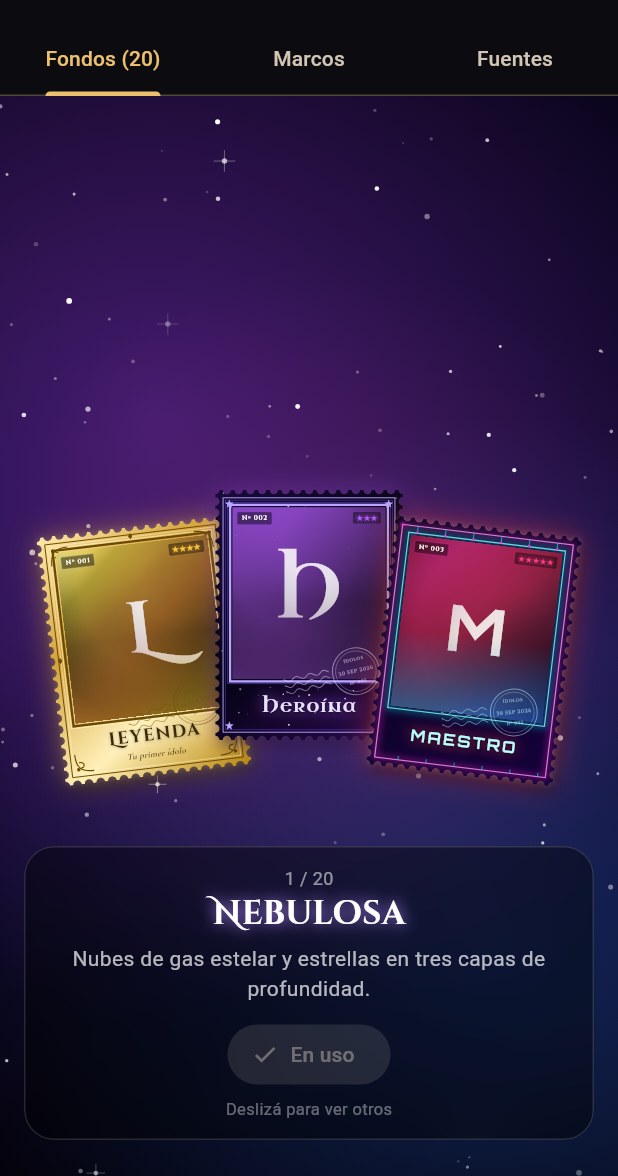
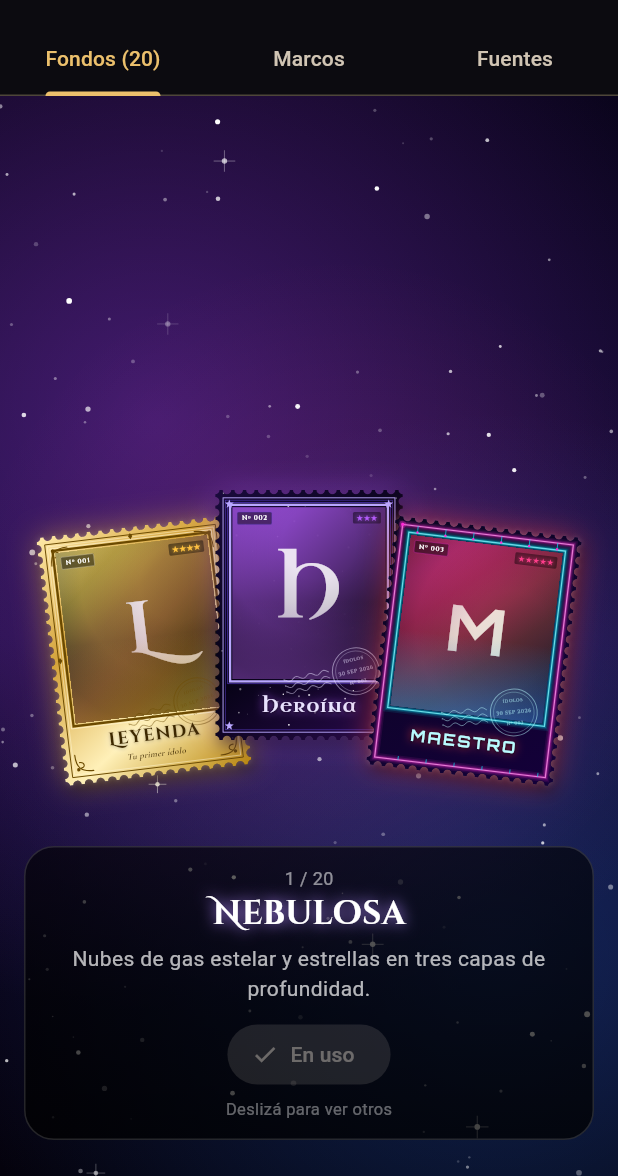
Before and after one commit to BrunoGoat/Idol-collection, a Flutter app: the SettingsScreen screen opened directly, after a tap on "Fondo del tablero", on a phone screen of 412 x 824 dp, the part 60-1236 px from its top. Run offline on Flutter 3.47's test engine with Material 3 defaults, Android fonts, the phone set to English and light mode, and no system bars; our stand-ins replace audioplayers, flutter_markdown_plus, flutter_secure_storage, image_picker, sensors_plus, share_plus and 2 more; accounts and stored records are empty.

Commit message:
Rendimiento: sin blurs por frame al hacer zoom ni con una carta abierta
- El brillo, la sombra y el filo de cada carta se desenfocan una sola vez
  como imagen y después solo se tiñen y estiran: antes el blur se recalculaba
  en cada frame y su costo crecía con el zoom.
- Holograma y reflejo con mezcla normal en vez de overlay/plus, que en
  Android obligaban a copiar la pantalla por cada carta.
- Cada carta y la capa del tablero tienen su RepaintBoundary: mover la
  cámara ya no redibuja las cartas.
- Con una carta abierta, el fondo es una foto del tablero desenfocada una
  sola vez y la ruta es opaca: el tablero deja de dibujarse y animarse.
- Sin BackdropFilter en los paneles y sin blur en neón, constelaciones,
  brasas, tormenta y partículas de la revelación.
- Nuevo "Modo fluido" en Ajustes para teléfonos lentos.

Co-Authored-By: Claude Opus 5.5 <noreply@anthropic.com>
Claude-Session: https://claude.ai/code/session_01JunBDYvQ8hgRUxmMrir1Wu

```diff
--- a/app/lib/board/board_layers.dart
+++ b/app/lib/board/board_layers.dart
@@ -79,9 +79,9 @@ class ConstellationPainter extends CustomPainter {
         sa,
         sb,
         Paint()
-          ..color = color.withValues(alpha: 0.10 + 0.08 * pulse)
-          ..strokeWidth = 3 + 4 * cam.zoom
-          ..maskFilter = const MaskFilter.blur(BlurStyle.normal, 4),
+          ..color = color.withValues(alpha: 0.06 + 0.05 * pulse)
+          ..strokeWidth = 6 + 6 * cam.zoom
+          ..strokeCap = StrokeCap.round,
       );
       canvas.drawLine(
         sa,
--- a/app/lib/data/settings.dart
+++ b/app/lib/data/settings.dart
@@ -16,6 +16,9 @@ class AppSettings extends ChangeNotifier {
   bool tiltHolo = true;
   bool constellations = true;
 
+  /// Congela las animaciones de las cartas en el tablero (para teléfonos lentos).
+  bool smooth = false;
+
   late SharedPreferences _prefs;
 
   bool get isConfigured => token.isNotEmpty && owner.isNotEmpty && repo.isNotEmpty && branch.isNotEmpty;
@@ -31,6 +34,7 @@ class AppSettings extends ChangeNotifier {
     idolOfTheDay = _prefs.getBool('idolOfTheDay') ?? idolOfTheDay;
     tiltHolo = _prefs.getBool('tiltHolo') ?? tiltHolo;
     constellations = _prefs.getBool('constellations') ?? constellations;
+    smooth = _prefs.getBool('smooth') ?? smooth;
     try {
       token = await _secure.read(key: 'github_token') ?? '';
     } catch (_) {
@@ -62,6 +66,8 @@ class AppSettings extends ChangeNotifier {
         tiltHolo = value;
       case 'constellations':
         constellations = value;
+      case 'smooth':
+        smooth = value;
     }
     await _prefs.setBool(key, value);
     notifyListeners();
--- a/app/lib/screens/reveal_overlay.dart
+++ b/app/lib/screens/reveal_overlay.dart
@@ -265,9 +265,7 @@ class _BurstPainter extends CustomPainter {
       canvas.drawCircle(
         p,
         1.5 + rnd.nextDouble() * 3,
-        Paint()
-          ..color = col.withValues(alpha: alpha)
-          ..maskFilter = const MaskFilter.blur(BlurStyle.normal, 2),
+        Paint()..color = col.withValues(alpha: alpha),
       );
     }
     final ring = Curves.easeOut.transform((progress * 2).clamp(0.0, 1.0));
--- a/app/lib/screens/settings_screen.dart
+++ b/app/lib/screens/settings_screen.dart
@@ -117,6 +117,13 @@ class _SettingsScreenState extends State<SettingsScreen> {
                 subtitle: const Text('Las cartas brillan al mover el teléfono'),
                 value: settings.tiltHolo,
                 onChanged: (v) => settings.setFlag('tiltHolo', v),
+              ),
+              SwitchListTile(
+                secondary: const Icon(Icons.speed),
+                title: const Text('Modo fluido'),
+                subtitle: const Text('Las cartas del tablero quedan quietas (la carta abierta sigue animada). Útil si el teléfono va lento.'),
+                value: settings.smooth,
+                onChanged: (v) => settings.setFlag('smooth', v),
               ),
               SwitchListTile(
                 secondary: const Icon(Icons.volume_up),
--- a/app/lib/widgets/glass.dart
+++ b/app/lib/widgets/glass.dart
@@ -1,8 +1,10 @@
-import 'dart:ui';
-
 import 'package:flutter/material.dart';
 
-/// Panel de vidrio esmerilado para los controles sobre el tablero.
+/// Panel oscuro translúcido para los controles sobre el tablero.
+///
+/// Antes era vidrio esmerilado (BackdropFilter), pero desenfocar el fondo
+/// animado en cada frame es caro en Android; un tono oscuro con degradé se ve
+/// casi igual.
 class Glass extends StatelessWidget {
   const Glass({super.key, required this.child, this.padding = const EdgeInsets.all(12), this.radius = 20});
 
@@ -12,20 +14,18 @@ class Glass extends StatelessWidget {
 
   @override
   Widget build(BuildContext context) {
-    return ClipRRect(
-      borderRadius: BorderRadius.circular(radius),
-      child: BackdropFilter(
-        filter: ImageFilter.blur(sigmaX: 14, sigmaY: 14),
-        child: Container(
-          padding: padding,
-          decoration: BoxDecoration(
-            color: Colors.black.withValues(alpha: 0.42),
-            borderRadius: BorderRadius.circular(radius),
-            border: Border.all(color: Colors.white.withValues(alpha: 0.14)),
-          ),
-          child: child,
+    return Container(
+      padding: padding,
+      decoration: BoxDecoration(
+        gradient: LinearGradient(
+          begin: Alignment.topCenter,
+          end: Alignment.bottomCenter,
+          colors: [Colors.black.withValues(alpha: 0.62), Colors.black.withValues(alpha: 0.74)],
         ),
+        borderRadius: BorderRadius.circular(radius),
+        border: Border.all(color: Colors.white.withValues(alpha: 0.14)),
       ),
+      child: child,
     );
   }
 }
--- a/app/lib/widgets/stamp_card.dart
+++ b/app/lib/widgets/stamp_card.dart
@@ -184,7 +184,7 @@ class _NameBand extends StatelessWidget {
   Widget build(BuildContext context) {
     final glow = rarityGlowColor(idol.rarity, 0);
     final shadows = [
-      Shadow(color: frame.isDark ? glow.withValues(alpha: 0.9) : Colors.white.withValues(alpha: 0.8), blurRadius: 10),
+      Shadow(color: frame.isDark ? glow.withValues(alpha: 0.9) : Colors.white.withValues(alpha: 0.8), blurRadius: 7),
       Shadow(color: Colors.black.withValues(alpha: frame.isDark ? 0.8 : 0.25), blurRadius: 2, offset: const Offset(0, 1)),
     ];
     return Column(
--- a/app/lib/widgets/stamp_painters.dart
+++ b/app/lib/widgets/stamp_painters.dart
@@ -58,6 +58,67 @@ Color rarityGlowColor(Rarity rarity, double t) {
 // Brillo exterior
 // ---------------------------------------------------------------------------
 
+/// Brillo, sombra y filo pre-renderizados una sola vez como imágenes.
+///
+/// Un `MaskFilter.blur` se recalcula en cada frame y su costo crece con el
+/// zoom (a 4× cuesta 16 veces más). Como el contorno de la estampilla es
+/// siempre el mismo, lo desenfocamos una vez y después solo lo teñimos del
+/// color de la rareza y lo estiramos: el resultado se ve igual y es barato.
+class GlowImages {
+  GlowImages._();
+
+  static const double margin = 70;
+  static const double _scale = 1.5;
+  static const Rect dst = Rect.fromLTWH(-margin, -margin, kCardW + margin * 2, kCardH + margin * 2);
+
+  static ui.Image? _glow, _rim, _shadow;
+
+  static ui.Image get glow => _glow ??= _render((c) => c.drawPath(
+        stampPath(),
+        Paint()
+          ..color = Colors.white
+          ..maskFilter = const MaskFilter.blur(BlurStyle.outer, 20),
+      ));
+
+  static ui.Image get rim => _rim ??= _render((c) => c.drawPath(
+        stampPath(),
+        Paint()
+          ..color = Colors.white
+          ..maskFilter = const MaskFilter.blur(BlurStyle.outer, 4),
+      ));
+
+  static ui.Image get shadow => _shadow ??= _render((c) => c.drawPath(
+        stampPath().shift(const Offset(4, 9)),
+        Paint()
+          ..color = Colors.black
+          ..maskFilter = const MaskFilter.blur(BlurStyle.normal, 10),
+      ));
+
+  static ui.Image _render(void Function(Canvas) draw) {
+    final recorder = ui.PictureRecorder();
+    final canvas = Canvas(recorder)
+      ..scale(_scale)
+      ..translate(margin, margin);
+    draw(canvas);
+    return recorder.endRecording().toImageSync(
+      (dst.width * _scale).ceil(),
+      (dst.height * _scale).ceil(),
+    );
+  }
+
+  /// Dibuja una de las imágenes teñida de [color] (el alfa del color manda).
+  static void paint(Canvas canvas, ui.Image image, Color color) {
+    canvas.drawImageRect(
+      image,
+      Rect.fromLTWH(0, 0, image.width.toDouble(), image.height.toDouble()),
+      dst,
+      Paint()
+        ..filterQuality = FilterQuality.low
+        ..colorFilter = ColorFilter.mode(color, BlendMode.srcIn),
+    );
+  }
+}
+
 class GlowPainter extends CustomPainter {
   GlowPainter({required this.rarity, required this.time, this.selected = false, this.boost = 1})
       : super(repaint: time);
@@ -70,31 +131,15 @@ class GlowPainter extends CustomPainter {
   @override
   void paint(Canvas canvas, Size size) {
     final t = time.value;
-    final path = stampPath();
     // Sombra de apoyo.
-    canvas.drawPath(
-      path.shift(const Offset(4, 9)),
-      Paint()
-        ..color = Colors.black.withValues(alpha: 0.55)
-        ..maskFilter = const MaskFilter.blur(BlurStyle.normal, 10),
-    );
+    GlowImages.paint(canvas, GlowImages.shadow, Colors.black.withValues(alpha: 0.55));
     final pulse = 0.6 + 0.4 * math.sin(t * rarity.pulseSpeed * 2.1);
     final strength = (rarity.glow * pulse * boost).clamp(0.0, 1.0);
     if (strength > 0.02) {
       final color = rarityGlowColor(rarity, t);
-      canvas.drawPath(
-        path,
-        Paint()
-          ..color = color.withValues(alpha: 0.85 * strength)
-          ..maskFilter = MaskFilter.blur(BlurStyle.outer, 10 + 16 * strength),
-      );
+      GlowImages.paint(canvas, GlowImages.glow, color.withValues(alpha: (0.95 * strength).clamp(0.0, 1.0)));
       if (rarity.index >= Rarity.legendary.index) {
-        canvas.drawPath(
-          path,
-          Paint()
-            ..color = Colors.white.withValues(alpha: 0.35 * strength)
-            ..maskFilter = const MaskFilter.blur(BlurStyle.outer, 4),
-        );
+        GlowImages.paint(canvas, GlowImages.rim, Colors.white.withValues(alpha: 0.35 * strength));
       }
     }
     if (selected) {
@@ -242,14 +287,16 @@ class PaperPainter extends CustomPainter {
     if (frame.fx == FrameFx.neon) {
       final flick = 0.8 + 0.2 * math.sin(t * 13) * math.sin(t * 7.3);
       for (final (rect, color) in [(outer, frame.border2), (win, frame.border)]) {
-        canvas.drawRect(
-          rect,
-          Paint()
-            ..style = PaintingStyle.stroke
-            ..strokeWidth = 5
-            ..color = color.withValues(alpha: 0.6 * flick)
-            ..maskFilter = const MaskFilter.blur(BlurStyle.normal, 5),
-        );
+        // Resplandor del neón con trazos anchos y translúcidos (sin blur).
+        for (final (width, alpha) in const [(11.0, 0.12), (7.0, 0.2), (4.0, 0.35)]) {
+          canvas.drawRect(
+            rect,
+            Paint()
+              ..style = PaintingStyle.stroke
+              ..strokeWidth = width
+              ..color = color.withValues(alpha: alpha * flick),
+          );
+        }
         canvas.drawRect(
           rect,
           Paint()
@@ -343,13 +390,9 @@ class PaperPainter extends CustomPainter {
           canvas.drawLine(Offset(x + 10, kCardH - 10), Offset(x + 10, kCardH - 15), p);
         }
         final pulse = (t * 0.5) % 1.0;
-        canvas.drawCircle(
-          Offset(10 + (kCardW - 20) * pulse, 10),
-          2.2,
-          Paint()
-            ..color = frame.border2
-            ..maskFilter = const MaskFilter.blur(BlurStyle.normal, 2),
-        );
+        final spark = Offset(10 + (kCardW - 20) * pulse, 10);
+        canvas.drawCircle(spark, 4.5, Paint()..color = frame.border2.withValues(alpha: 0.3));
+        canvas.drawCircle(spark, 2, Paint()..color = frame.border2);
       case Ornament.flames:
         final flame = Paint()..color = frame.border2.withValues(alpha: 0.9);
         for (var i = 0; i < 9; i++) {
@@ -497,15 +540,16 @@ class ShadePainter extends CustomPainter {
     // Holograma para legendarias, míticas y el marco holográfico.
     if (rarity.index >= Rarity.legendary.index || frame.fx == FrameFx.holo || tl != Offset.zero) {
       final shift = (t * 0.08 + tl.dx * 0.5 + tl.dy * 0.3) % 1.0;
-      final a = (frame.fx == FrameFx.holo ? 0.3 : 0.16) + tl.distance * 0.2;
+      // Mezcla normal (no "overlay"): más barata en Android, con menos opacidad
+      // para que el arcoíris no lave la imagen.
+      final a = (frame.fx == FrameFx.holo ? 0.17 : 0.09) + tl.distance * 0.12;
       final colors = [
         for (final h in [0, 50, 110, 180, 240, 300, 360])
-          HSVColor.fromAHSV(a.clamp(0, 0.6), (h + shift * 360) % 360, 0.6, 1).toColor(),
+          HSVColor.fromAHSV(a.clamp(0, 0.35), (h + shift * 360) % 360, 0.7, 1).toColor(),
       ];
       canvas.drawRect(
         rect,
         Paint()
-          ..blendMode = BlendMode.overlay
           ..shader = ui.Gradient.linear(
             Offset(size.width * (-0.5 + shift), 0),
             Offset(size.width * (0.5 + shift), size.height),
@@ -529,11 +573,10 @@ class ShadePainter extends CustomPainter {
       canvas.drawRect(
         rect,
         Paint()
-          ..blendMode = BlendMode.plus
           ..shader = ui.Gradient.linear(
             Offset(x - 50, 0),
             Offset(x + 50, size.height * 0.5),
-            [Colors.white.withValues(alpha: 0), Colors.white.withValues(alpha: 0.42), Colors.white.withValues(alpha: 0)],
+            [Colors.white.withValues(alpha: 0), Colors.white.withValues(alpha: 0.32), Colors.white.withValues(alpha: 0)],
             [0, 0.5, 1],
           ),
       );
```
Also changed, not shown: app/lib/board/board_screen.dart (+44 -2 lines), app/lib/screens/detail_screen.dart (+20 -14 lines), app/lib/widgets/backgrounds.dart (+9 -7 lines).
